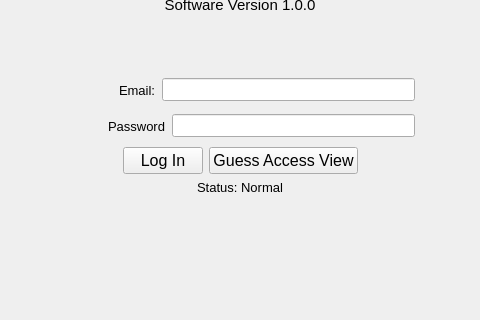
Before: the Qt Designer form form_login.ui in PPsyrius/projekt-KASS, drawn with Qt 5; both pictures show x 146 to 626 and y 190 to 510 of the 772 by 596 pixel window.
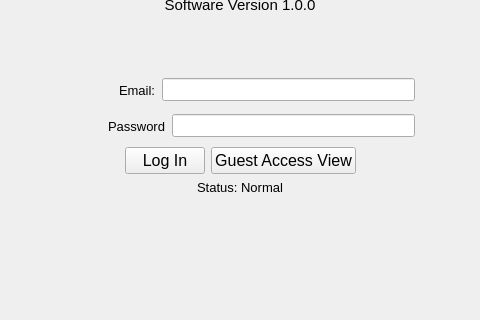
After: the same form once the commit is applied.

What changed in the file:
```diff
--- a/form_login.ui
+++ b/form_login.ui
@@ -252,7 +252,7 @@
         </font>
        </property>
        <property name="text">
-        <string>Guess Access View</string>
+        <string>Guest Access View</string>
        </property>
       </widget>
      </item>
```
